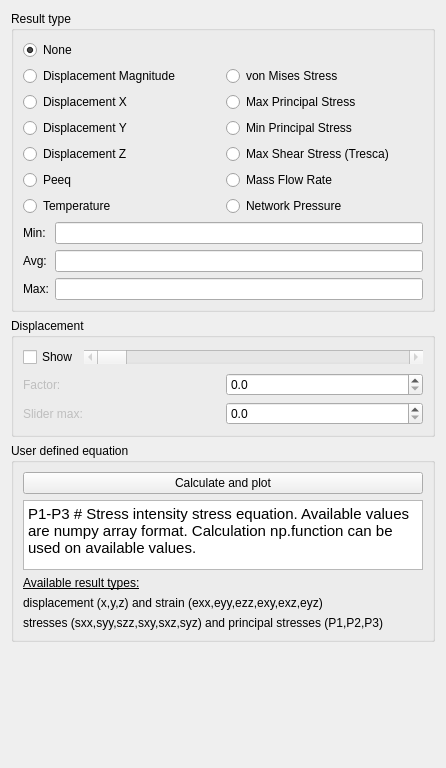
Qt form src/Mod/Fem/Gui/Resources/ui/ResultShow.ui (berndhahnebach/All_FreeCAD) before a commit.
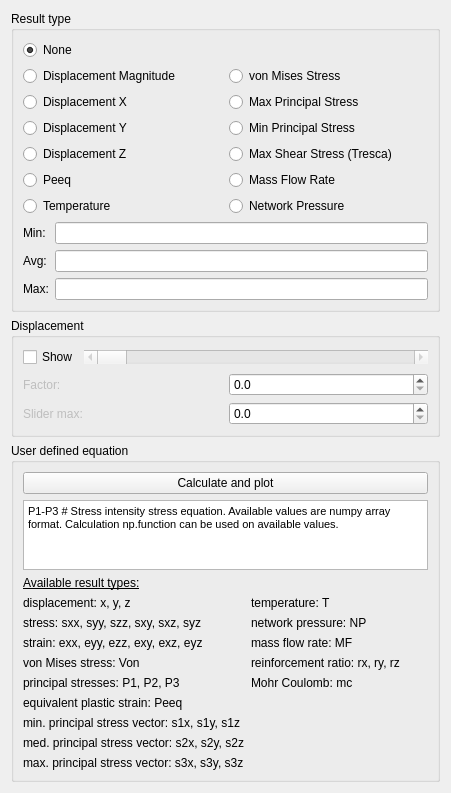
The same form after that commit. Custom widgets are drawn as their Qt base class.

Commit message: ResultShow.ui improved labels concerning user defined equations

```diff
--- a/src/Mod/Fem/Gui/Resources/ui/ResultShow.ui
+++ b/src/Mod/Fem/Gui/Resources/ui/ResultShow.ui
@@ -6,7 +6,7 @@
    <rect>
     <x>0</x>
     <y>0</y>
-    <width>446</width>
+    <width>451</width>
     <height>768</height>
    </rect>
   </property>
@@ -308,55 +308,64 @@
 &lt;html&gt;&lt;head&gt;&lt;meta name=&quot;qrichtext&quot; content=&quot;1&quot; /&gt;&lt;style type=&quot;text/css&quot;&gt;
 p, li { white-space: pre-wrap; }
 &lt;/style&gt;&lt;/head&gt;&lt;body style=&quot; font-family:'MS Shell Dlg 2'; font-size:8pt; font-weight:400; font-style:normal;&quot;&gt;
-&lt;p style=&quot; margin-top:0px; margin-bottom:0px; margin-left:0px; margin-right:0px; -qt-block-indent:0; text-indent:0px;&quot;&gt;&lt;span style=&quot; font-family:'Ubuntu'; font-size:11pt;&quot;&gt;P1-P3 # Stress intensity stress equation. Available values are numpy array format. Calculation np.function can be used on available values. &lt;/span&gt;&lt;/p&gt;&lt;/body&gt;&lt;/html&gt;</string>
+&lt;p style=&quot; margin-top:0px; margin-bottom:0px; margin-left:0px; margin-right:0px; -qt-block-indent:0; text-indent:0px;&quot;&gt;&lt;span style=&quot; font-family:'Ubuntu';&quot;&gt;P1-P3 # Stress intensity stress equation. Available values are numpy array format. Calculation np.function can be used on available values. &lt;/span&gt;&lt;/p&gt;&lt;/body&gt;&lt;/html&gt;</string>
             </property>
            </widget>
           </item>
-          <item>
+         </layout>
+        </item>
+        <item>
+         <layout class="QGridLayout" name="gridLayout_2">
+          <item row="7" column="0">
+           <widget class="QLabel" name="user_def_head_9">
+            <property name="text">
+             <string>min. principal stress vector: s1x, s1y, s1z</string>
+            </property>
+           </widget>
+          </item>
+          <item row="8" column="0">
+           <widget class="QLabel" name="user_def_head_10">
+            <property name="text">
+             <string>med. principal stress vector: s2x, s2y, s2z</string>
+            </property>
+           </widget>
+          </item>
+          <item row="5" column="0">
+           <widget class="QLabel" name="user_def_head_6">
+            <property name="text">
+             <string>principal stresses: P1, P2, P3</string>
+            </property>
+           </widget>
+          </item>
+          <item row="6" column="0">
+           <widget class="QLabel" name="user_def_head_7">
+            <property name="text">
+             <string>equivalent plastic strain: Peeq</string>
+            </property>
+           </widget>
+          </item>
+          <item row="4" column="1">
+           <widget class="QLabel" name="user_def_head_5">
+            <property name="text">
+             <string>reinforcement ratio: rx, ry, rz</string>
+            </property>
+           </widget>
+          </item>
+          <item row="0" column="0">
            <widget class="QLabel" name="user_def_head_1">
             <property name="text">
              <string>&lt;html&gt;&lt;head/&gt;&lt;body&gt;&lt;p&gt;&lt;span style=&quot; text-decoration: underline;&quot;&gt;Available result types:&lt;/span&gt;&lt;/p&gt;&lt;/body&gt;&lt;/html&gt;</string>
             </property>
            </widget>
           </item>
-          <item>
-           <widget class="QLabel" name="user_def_head_2">
-            <property name="minimumSize">
-             <size>
-              <width>0</width>
-              <height>0</height>
-             </size>
-            </property>
-            <property name="maximumSize">
-             <size>
-              <width>16777215</width>
-              <height>16777215</height>
-             </size>
-            </property>
-            <property name="lineWidth">
-             <number>1</number>
-            </property>
+          <item row="3" column="0">
+           <widget class="QLabel" name="user_def_head_4">
             <property name="text">
-             <string>&lt;html&gt;&lt;head/&gt;&lt;body&gt;&lt;p&gt;displacement (x,y,z) and strain (exx,eyy,ezz,exy,exz,eyz)&lt;/p&gt;&lt;/body&gt;&lt;/html&gt;</string>
-            </property>
-            <property name="scaledContents">
-             <bool>false</bool>
-            </property>
-            <property name="alignment">
-             <set>Qt::AlignLeading|Qt::AlignLeft|Qt::AlignVCenter</set>
-            </property>
-            <property name="wordWrap">
-             <bool>false</bool>
-            </property>
-            <property name="indent">
-             <number>-1</number>
-            </property>
-            <property name="textInteractionFlags">
-             <set>Qt::NoTextInteraction</set>
+             <string>strain: exx, eyy, ezz, exy, exz, eyz</string>
             </property>
            </widget>
           </item>
-          <item>
+          <item row="2" column="0">
            <widget class="QLabel" name="user_def_head_3">
             <property name="minimumSize">
              <size>
@@ -374,7 +383,7 @@
              <number>1</number>
             </property>
             <property name="text">
-             <string>&lt;html&gt;&lt;head/&gt;&lt;body&gt;&lt;p&gt;stresses (sxx,syy,szz,sxy,sxz,syz) and principal stresses (P1,P2,P3)&lt;/p&gt;&lt;/body&gt;&lt;/html&gt;</string>
+             <string>stress: sxx, syy, szz, sxy, sxz, syz</string>
             </property>
             <property name="scaledContents">
              <bool>false</bool>
@@ -393,6 +402,91 @@
             </property>
            </widget>
           </item>
+          <item row="4" column="0">
+           <widget class="QLabel" name="user_def_head_13">
+            <property name="text">
+             <string>von Mises stress: Von</string>
+            </property>
+           </widget>
+          </item>
+          <item row="3" column="1">
+           <widget class="QLabel" name="user_def_head_12">
+            <property name="text">
+             <string>mass flow rate: MF</string>
+            </property>
+           </widget>
+          </item>
+          <item row="1" column="0">
+           <widget class="QLabel" name="user_def_head_2">
+            <property name="minimumSize">
+             <size>
+              <width>0</width>
+              <height>0</height>
+             </size>
+            </property>
+            <property name="maximumSize">
+             <size>
+              <width>16777215</width>
+              <height>16777215</height>
+             </size>
+            </property>
+            <property name="lineWidth">
+             <number>1</number>
+            </property>
+            <property name="text">
+             <string>displacement: x, y, z</string>
+            </property>
+            <property name="scaledContents">
+             <bool>false</bool>
+            </property>
+            <property name="alignment">
+             <set>Qt::AlignLeading|Qt::AlignLeft|Qt::AlignVCenter</set>
+            </property>
+            <property name="wordWrap">
+             <bool>false</bool>
+            </property>
+            <property name="indent">
+             <number>-1</number>
+            </property>
+            <property name="textInteractionFlags">
+             <set>Qt::NoTextInteraction</set>
+            </property>
+           </widget>
+          </item>
+          <item row="2" column="1">
+           <widget class="QLabel" name="user_def_head_15">
+            <property name="baseSize">
+             <size>
+              <width>0</width>
+              <height>0</height>
+             </size>
+            </property>
+            <property name="text">
+             <string>network pressure: NP</string>
+            </property>
+           </widget>
+          </item>
+          <item row="1" column="1">
+           <widget class="QLabel" name="user_def_head_14">
+            <property name="text">
+             <string>temperature: T</string>
+            </property>
+           </widget>
+          </item>
+          <item row="5" column="1">
+           <widget class="QLabel" name="user_def_head_8">
+            <property name="text">
+             <string>Mohr Coulomb: mc</string>
+            </property>
+           </widget>
+          </item>
+          <item row="9" column="0">
+           <widget class="QLabel" name="user_def_head_11">
+            <property name="text">
+             <string>max. principal stress vector: s3x, s3y, s3z</string>
+            </property>
+           </widget>
+          </item>
          </layout>
         </item>
        </layout>
```
